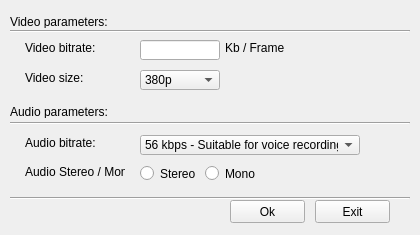
Before: the Qt Designer form streamingparametersconfigurationwindow.ui in M0dM/StreaMe, drawn with Qt 5.
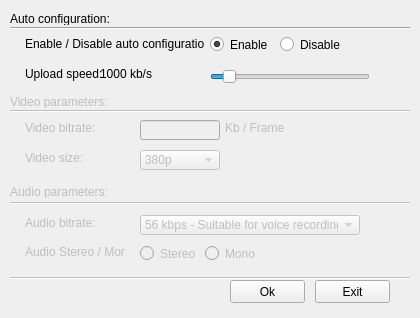
After: the same form once the commit is applied.

Commit message: adding auto configuration into the streaming parameters configuration window

```diff
--- a/streamingparametersconfigurationwindow.ui
+++ b/streamingparametersconfigurationwindow.ui
@@ -7,17 +7,20 @@
     <x>0</x>
     <y>0</y>
     <width>420</width>
-    <height>235</height>
+    <height>318</height>
    </rect>
   </property>
   <property name="windowTitle">
    <string>Select Streaming Parameters</string>
   </property>
   <widget class="QLabel" name="videoParametersLabel">
+   <property name="enabled">
+    <bool>false</bool>
+   </property>
    <property name="geometry">
     <rect>
      <x>10</x>
-     <y>15</y>
+     <y>95</y>
      <width>150</width>
      <height>13</height>
     </rect>
@@ -27,10 +30,13 @@
    </property>
   </widget>
   <widget class="Line" name="line">
+   <property name="enabled">
+    <bool>false</bool>
+   </property>
    <property name="geometry">
     <rect>
      <x>10</x>
-     <y>23</y>
+     <y>103</y>
      <width>400</width>
      <height>16</height>
     </rect>
@@ -40,10 +46,13 @@
    </property>
   </widget>
   <widget class="QLabel" name="videoBitrateLabel">
+   <property name="enabled">
+    <bool>false</bool>
+   </property>
    <property name="geometry">
     <rect>
      <x>25</x>
-     <y>40</y>
+     <y>120</y>
      <width>100</width>
      <height>16</height>
     </rect>
@@ -53,20 +62,26 @@
    </property>
   </widget>
   <widget class="QLineEdit" name="videoBitrateLineEdit">
+   <property name="enabled">
+    <bool>false</bool>
+   </property>
    <property name="geometry">
     <rect>
      <x>140</x>
-     <y>40</y>
+     <y>120</y>
      <width>80</width>
      <height>20</height>
     </rect>
    </property>
   </widget>
   <widget class="QLabel" name="videoBitrateMetricLabel">
+   <property name="enabled">
+    <bool>false</bool>
+   </property>
    <property name="geometry">
     <rect>
      <x>225</x>
-     <y>40</y>
+     <y>120</y>
      <width>91</width>
      <height>16</height>
     </rect>
@@ -76,10 +91,13 @@
    </property>
   </widget>
   <widget class="QLabel" name="videoSizeLabel">
+   <property name="enabled">
+    <bool>false</bool>
+   </property>
    <property name="geometry">
     <rect>
      <x>25</x>
-     <y>70</y>
+     <y>150</y>
      <width>100</width>
      <height>16</height>
     </rect>
@@ -89,10 +107,13 @@
    </property>
   </widget>
   <widget class="QComboBox" name="videoBitrateComboBox">
+   <property name="enabled">
+    <bool>false</bool>
+   </property>
    <property name="geometry">
     <rect>
      <x>140</x>
-     <y>70</y>
+     <y>150</y>
      <width>80</width>
      <height>20</height>
     </rect>
@@ -119,10 +140,13 @@
    </item>
   </widget>
   <widget class="QLabel" name="audioParametersLabel">
+   <property name="enabled">
+    <bool>false</bool>
+   </property>
    <property name="geometry">
     <rect>
      <x>10</x>
-     <y>105</y>
+     <y>185</y>
      <width>150</width>
      <height>13</height>
     </rect>
@@ -132,10 +156,13 @@
    </property>
   </widget>
   <widget class="Line" name="line2">
+   <property name="enabled">
+    <bool>false</bool>
+   </property>
    <property name="geometry">
     <rect>
      <x>10</x>
-     <y>115</y>
+     <y>195</y>
      <width>400</width>
      <height>16</height>
     </rect>
@@ -145,10 +172,13 @@
    </property>
   </widget>
   <widget class="QLabel" name="audioBitrateLabel">
+   <property name="enabled">
+    <bool>false</bool>
+   </property>
    <property name="geometry">
     <rect>
      <x>25</x>
-     <y>135</y>
+     <y>215</y>
      <width>100</width>
      <height>16</height>
     </rect>
@@ -158,10 +188,13 @@
    </property>
   </widget>
   <widget class="QComboBox" name="audioBitrateComboBox">
+   <property name="enabled">
+    <bool>false</bool>
+   </property>
    <property name="geometry">
     <rect>
      <x>140</x>
-     <y>135</y>
+     <y>215</y>
      <width>220</width>
      <height>20</height>
     </rect>
@@ -191,7 +224,7 @@
    <property name="geometry">
     <rect>
      <x>230</x>
-     <y>200</y>
+     <y>280</y>
      <width>75</width>
      <height>23</height>
     </rect>
@@ -204,7 +237,7 @@
    <property name="geometry">
     <rect>
      <x>315</x>
-     <y>200</y>
+     <y>280</y>
      <width>75</width>
      <height>23</height>
     </rect>
@@ -214,10 +247,13 @@
    </property>
   </widget>
   <widget class="Line" name="line3">
+   <property name="enabled">
+    <bool>false</bool>
+   </property>
    <property name="geometry">
     <rect>
      <x>10</x>
-     <y>190</y>
+     <y>270</y>
      <width>400</width>
      <height>16</height>
     </rect>
@@ -227,10 +263,13 @@
    </property>
   </widget>
   <widget class="QRadioButton" name="stereoRadioButton">
+   <property name="enabled">
+    <bool>false</bool>
+   </property>
    <property name="geometry">
     <rect>
      <x>140</x>
-     <y>165</y>
+     <y>245</y>
      <width>82</width>
      <height>17</height>
     </rect>
@@ -240,10 +279,13 @@
    </property>
   </widget>
   <widget class="QRadioButton" name="monoRadioButton">
+   <property name="enabled">
+    <bool>false</bool>
+   </property>
    <property name="geometry">
     <rect>
      <x>205</x>
-     <y>165</y>
+     <y>245</y>
      <width>82</width>
      <height>17</height>
     </rect>
@@ -253,10 +295,13 @@
    </property>
   </widget>
   <widget class="QLabel" name="audioStereoMonoLabel">
+   <property name="enabled">
+    <bool>false</bool>
+   </property>
    <property name="geometry">
     <rect>
      <x>25</x>
-     <y>165</y>
+     <y>245</y>
      <width>100</width>
      <height>13</height>
     </rect>
@@ -265,6 +310,131 @@
     <string>Audio Stereo / Mono:</string>
    </property>
   </widget>
+  <widget class="Line" name="line_2">
+   <property name="geometry">
+    <rect>
+     <x>10</x>
+     <y>20</y>
+     <width>400</width>
+     <height>16</height>
+    </rect>
+   </property>
+   <property name="orientation">
+    <enum>Qt::Horizontal</enum>
+   </property>
+  </widget>
+  <widget class="QLabel" name="videoParametersLabel_2">
+   <property name="geometry">
+    <rect>
+     <x>10</x>
+     <y>12</y>
+     <width>150</width>
+     <height>13</height>
+    </rect>
+   </property>
+   <property name="text">
+    <string>Auto configuration:</string>
+   </property>
+  </widget>
+  <widget class="QLabel" name="label">
+   <property name="geometry">
+    <rect>
+     <x>25</x>
+     <y>36</y>
+     <width>180</width>
+     <height>16</height>
+    </rect>
+   </property>
+   <property name="text">
+    <string>Enable / Disable auto configuration:</string>
+   </property>
+  </widget>
+  <widget class="QSlider" name="horizontalSlider">
+   <property name="geometry">
+    <rect>
+     <x>210</x>
+     <y>66</y>
+     <width>160</width>
+     <height>22</height>
+    </rect>
+   </property>
+   <property name="minimum">
+    <number>200</number>
+   </property>
+   <property name="maximum">
+    <number>10000</number>
+   </property>
+   <property name="singleStep">
+    <number>10</number>
+   </property>
+   <property name="pageStep">
+    <number>100</number>
+   </property>
+   <property name="sliderPosition">
+    <number>1000</number>
+   </property>
+   <property name="orientation">
+    <enum>Qt::Horizontal</enum>
+   </property>
+  </widget>
+  <widget class="QLabel" name="label_2">
+   <property name="geometry">
+    <rect>
+     <x>25</x>
+     <y>66</y>
+     <width>80</width>
+     <height>16</height>
+    </rect>
+   </property>
+   <property name="text">
+    <string>Upload speed:</string>
+   </property>
+  </widget>
+  <widget class="QRadioButton" name="stereoRadioButton_2">
+   <property name="enabled">
+    <bool>true</bool>
+   </property>
+   <property name="geometry">
+    <rect>
+     <x>210</x>
+     <y>36</y>
+     <width>82</width>
+     <height>17</height>
+    </rect>
+   </property>
+   <property name="text">
+    <string>Enable</string>
+   </property>
+   <property name="checked">
+    <bool>true</bool>
+   </property>
+  </widget>
+  <widget class="QRadioButton" name="monoRadioButton_2">
+   <property name="geometry">
+    <rect>
+     <x>280</x>
+     <y>36</y>
+     <width>82</width>
+     <height>17</height>
+    </rect>
+   </property>
+   <property name="text">
+    <string>Disable</string>
+   </property>
+  </widget>
+  <widget class="QLabel" name="label_3">
+   <property name="geometry">
+    <rect>
+     <x>100</x>
+     <y>66</y>
+     <width>91</width>
+     <height>16</height>
+    </rect>
+   </property>
+   <property name="text">
+    <string>1000 kb/s</string>
+   </property>
+  </widget>
  </widget>
  <resources/>
  <connections/>
```
